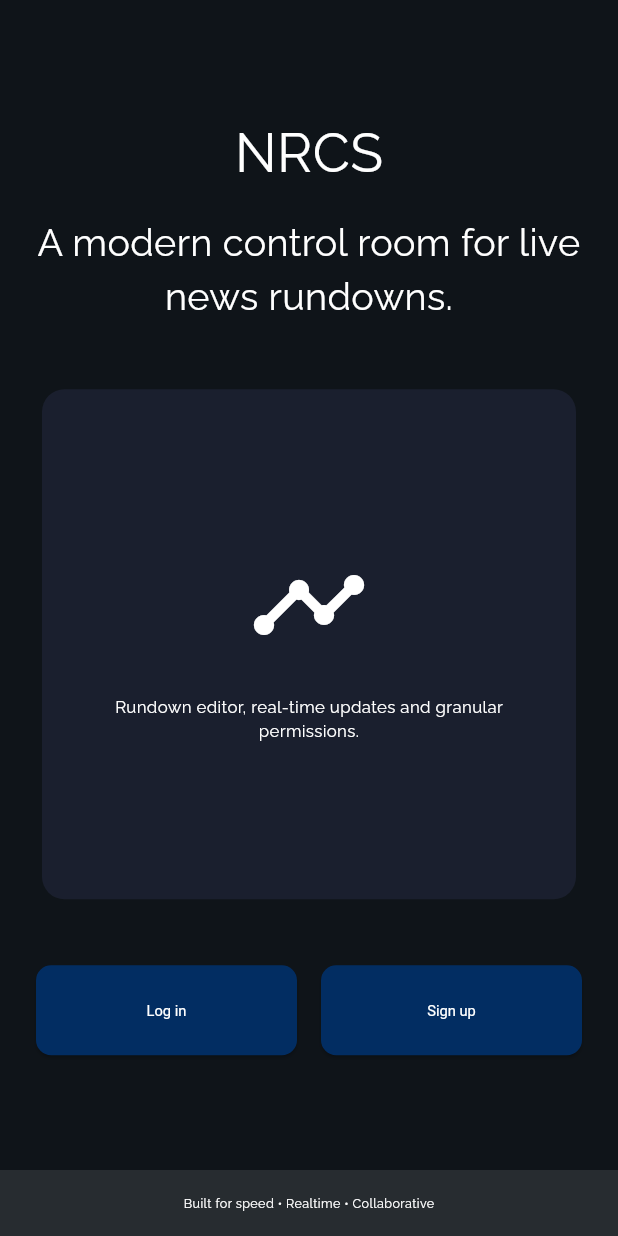
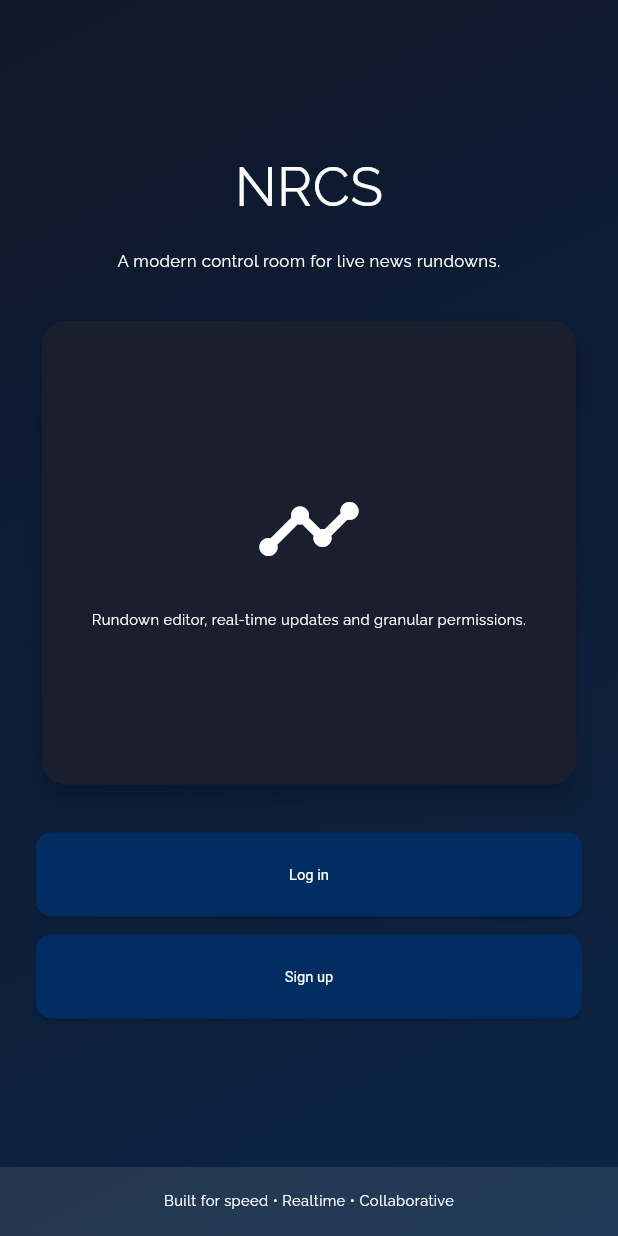
Before and after one commit to danielcyudoncy/nrcs, a Flutter app: the screen it shows after launch, on a phone screen of 412 x 824 dp. Run offline on Flutter 3.47's test engine with Material 3 defaults, Android fonts, the phone set to English and light mode, and no system bars; our stand-ins replace firebase_auth, firebase_core, flutter_dotenv, flutter_screenutil, get, google_fonts and 1 more; accounts and stored records are empty.

Commit message:
fixed the landing page

```diff
--- a/lib/features/landing/landing_page.dart
+++ b/lib/features/landing/landing_page.dart
@@ -10,69 +10,88 @@ class LandingPage extends StatelessWidget {
   @override
   Widget build(BuildContext context) {
     return Scaffold(
-      body: SafeArea(
-        child: ResponsiveBuilder(
-          builder: (context, deviceType) {
-            final bool isMobile = deviceType == DeviceType.mobile;
-
+      body: Stack(
+        children: [
+          // full-screen subtle hero gradient background
+          Container(
+            decoration: const BoxDecoration(
+              gradient: LinearGradient(
+                begin: Alignment.topLeft,
+                end: Alignment.bottomRight,
+                colors: [Color(0xFF0F172A), Color(0xFF0B2545)],
+              ),
+            ),
+          ),
+          SafeArea(
+            child: LayoutBuilder(
+              builder: (context, constraints) {
                 return Column(
                   children: [
                     Expanded(
+                      child: Center(
+                        child: ConstrainedBox(
+                          constraints: const BoxConstraints(maxWidth: 1200),
                           child: Padding(
                             padding: const EdgeInsets.symmetric(horizontal: 24),
-                    child: isMobile
-                        ? _buildMobileLayout(context)
-                        : _buildDesktopLayout(context),
+                            child: ResponsiveBuilder(
+                              builder: (context, deviceType) {
+                                final bool isMobile =
+                                    deviceType == DeviceType.mobile;
+                                return isMobile
+                                    ? _buildMobileLayout(context, constraints)
+                                    : _buildDesktopLayout(context, constraints);
+                              },
                             ),
                           ),
-                Container(
-                  color: AppColors.glassWhite10,
-                  padding: const EdgeInsets.all(16),
-                  child: Row(
-                    mainAxisAlignment: MainAxisAlignment.center,
-                    children: [
-                      Text(
-                        'Built for speed • Realtime • Collaborative',
-                        style: AppTheme.bodySmall,
-                      ),
-                    ],
                         ),
                       ),
+                    ),
+                    // Footer placed outside constrained center so it spans full width
+                    _buildFooter(),
                   ],
                 );
               },
             ),
           ),
+        ],
+      ),
     );
   }
 
-  Widget _buildMobileLayout(BuildContext context) {
-    return Column(
+  Widget _buildMobileLayout(BuildContext context, BoxConstraints constraints) {
+    final double gap = 28;
+    return SingleChildScrollView(
+      child: Column(
         mainAxisAlignment: MainAxisAlignment.center,
         children: [
+          const SizedBox(height: 28),
           _buildTitle(),
-        const SizedBox(height: 40),
-        _buildFeatureCard(context),
-        const SizedBox(height: 40),
-        _buildAuthButtons(),
+          SizedBox(height: gap),
+          _buildFeatureCard(context, constraints),
+          SizedBox(height: gap),
+          _buildAuthButtons(isVertical: true),
+          const SizedBox(height: 28),
         ],
+      ),
     );
   }
 
-  Widget _buildDesktopLayout(BuildContext context) {
+  Widget _buildDesktopLayout(BuildContext context, BoxConstraints constraints) {
     return Row(
       children: [
         Expanded(
           child: Column(
             mainAxisAlignment: MainAxisAlignment.center,
+            crossAxisAlignment: CrossAxisAlignment.center,
             children: [
               _buildTitle(),
               const SizedBox(height: 30),
-              _buildAuthButtons(),
+              SizedBox(height: 8),
+              _buildAuthButtons(isVertical: false),
             ],
           ),
         ),
-        Expanded(child: Center(child: _buildFeatureCard(context))),
+        Expanded(child: Center(child: _buildFeatureCard(context, constraints))),
       ],
     );
   }
@@ -85,60 +104,102 @@ class LandingPage extends StatelessWidget {
         Text(
           'A modern control room for live news rundowns.',
           textAlign: TextAlign.center,
-          style: AppTheme.headingSmall,
+          style: AppTheme.bodyLarge,
         ),
       ],
     );
   }
 
-  Widget _buildFeatureCard(BuildContext context) {
+  Widget _buildFeatureCard(BuildContext context, BoxConstraints constraints) {
+    final double maxWidth = constraints.maxWidth;
+    final double cardWidth = maxWidth < 480 ? maxWidth * 0.9 : 420;
+    final double cardHeight = maxWidth < 420 ? maxWidth * 0.75 : 340;
+
     return Card(
       color: AppColors.backgroundCard,
-      elevation: 0,
-      shape: RoundedRectangleBorder(borderRadius: BorderRadius.circular(15)),
-      child: Container(
-        width: 420,
-        height: 340,
+      elevation: 6,
+      shape: RoundedRectangleBorder(borderRadius: BorderRadius.circular(16)),
+      child: SizedBox(
+        width: cardWidth,
+        height: cardHeight,
+        child: Padding(
           padding: const EdgeInsets.all(24),
           child: Column(
             mainAxisAlignment: MainAxisAlignment.center,
             children: [
-            const Icon(Icons.timeline, size: 80, color: AppColors.glassWhite),
-            const SizedBox(height: 20),
+              const Icon(Icons.timeline, size: 72, color: AppColors.glassWhite),
+              const SizedBox(height: 18),
               Text(
                 'Rundown editor, real-time updates and granular permissions.',
                 textAlign: TextAlign.center,
-              style: AppTheme.bodyLarge,
+                style: AppTheme.bodyMedium,
               ),
             ],
+          ),
         ),
       ),
     );
   }
 
-  Widget _buildAuthButtons() {
+  Widget _buildAuthButtons({bool isVertical = false}) {
+    final login = ElevatedButton(
+      style: ElevatedButton.styleFrom(
+        minimumSize: const Size(double.infinity, 56),
+      ),
+      onPressed: () => Get.toNamed('/login'),
+      child: FittedBox(
+        fit: BoxFit.scaleDown,
+        child: Text(
+          'Log in',
+          style: AppTheme.button,
+          maxLines: 1,
+          textAlign: TextAlign.center,
+        ),
+      ),
+    );
+
+    final signup = ElevatedButton(
+      style: ElevatedButton.styleFrom(
+        minimumSize: const Size(double.infinity, 56),
+      ),
+      onPressed: () => Get.toNamed('/create-account'),
+      child: FittedBox(
+        fit: BoxFit.scaleDown,
+        child: Text(
+          'Sign up',
+          style: AppTheme.button,
+          maxLines: 1,
+          textAlign: TextAlign.center,
+        ),
+      ),
+    );
+
+    if (isVertical) {
+      return Column(children: [login, const SizedBox(height: 12), signup]);
+    }
+
     return Row(
       children: [
-        Expanded(
-          child: ElevatedButton(
-            style: ElevatedButton.styleFrom(
-              minimumSize: const Size(double.infinity, 60),
-            ),
-            onPressed: () => Get.toNamed('/login'),
-            child: Text('Log in', style: AppTheme.button),
-          ),
-        ),
+        Expanded(child: login),
         const SizedBox(width: 16),
-        Expanded(
-          child: ElevatedButton(
-            style: ElevatedButton.styleFrom(
-              minimumSize: const Size(double.infinity, 60),
-            ),
-            onPressed: () => Get.toNamed('/create-account'),
-            child: Text('Sign up', style: AppTheme.button),
-          ),
-        ),
+        Expanded(child: signup),
       ],
     );
   }
+
+  Widget _buildFooter() {
+    return Container(
+      color: AppColors.glassWhite10,
+      padding: const EdgeInsets.all(16),
+      child: Row(
+        mainAxisAlignment: MainAxisAlignment.center,
+        children: [
+          Text(
+            'Built for speed • Realtime • Collaborative',
+            style: AppTheme.bodyMedium,
+          ),
+        ],
+      ),
+    );
   }
+}
```
Lines whose indentation alone changed are shown as unchanged.
